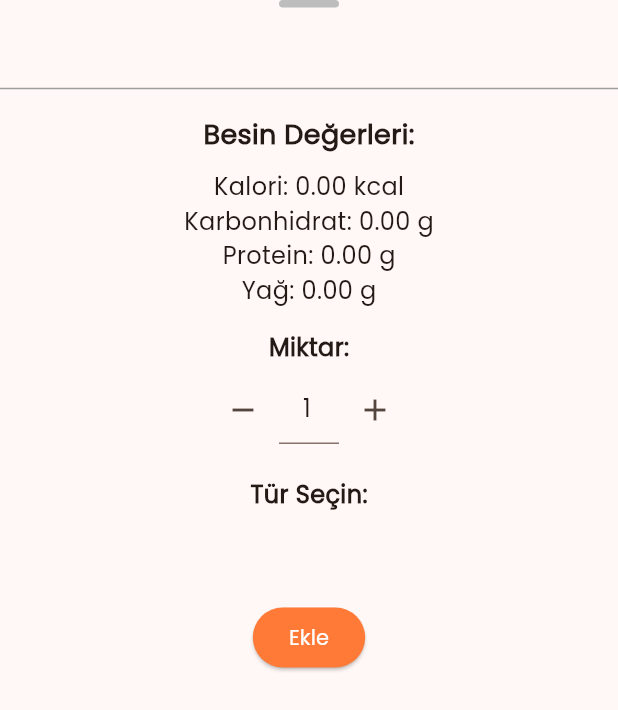
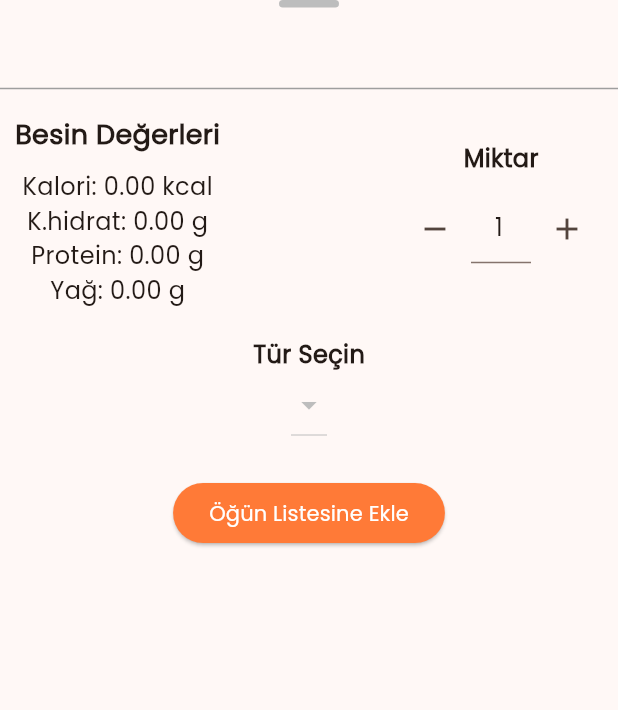
Before and after one commit to sametozbalkan/ColyakApp, a Flutter app: the MealDetailScreen widget shown alone on an empty page, opened directly with empty values, on a phone screen of 412 x 824 dp. Shown: the top 710 px of the screen. Run offline on Flutter 3.47's test engine with Material 3 defaults, Android fonts, the light colour scheme and no system bars; our stand-ins replace cached_network_image, flutter_cache_manager, shared_preferences; missing offline and left inert: flutter_barcode_scanner, syncfusion_flutter_pdfviewer; accounts and stored records are empty; statements that could not run were skipped.

Commit message:
v0.0.15++

```diff
--- a/lib/MealDetailScreen.dart
+++ b/lib/MealDetailScreen.dart
@@ -149,18 +149,21 @@ class _MealDetailScreenState extends State<MealDetailScreen> {
         ),
         Padding(
           padding: const EdgeInsets.only(top: 10, bottom: 10),
-          child: Text(
-            widget.receipt?.receiptName ?? widget.barcode?.name ?? "",
+          child: Text(widget.receipt?.receiptName ?? widget.barcode?.name ?? "",
               style: const TextStyle(fontSize: 18, fontWeight: FontWeight.bold),
-          ),
+              textAlign: TextAlign.center),
         ),
         const Divider(),
+        Row(
+          mainAxisAlignment: MainAxisAlignment.spaceBetween,
+          children: [
             Padding(
               padding: const EdgeInsets.all(10),
               child: Column(
+                mainAxisAlignment: MainAxisAlignment.start,
                 children: [
                   const Text(
-                "Besin Değerleri:",
+                    "Besin Değerleri",
                     style: TextStyle(
                       fontSize: 18,
                       fontWeight: FontWeight.bold,
@@ -172,7 +175,7 @@ class _MealDetailScreenState extends State<MealDetailScreen> {
                     style: const TextStyle(fontSize: 16),
                   ),
                   Text(
-                "Karbonhidrat: ${_totalCarbohydrate.toStringAsFixed(2)} g",
+                    "K.hidrat: ${_totalCarbohydrate.toStringAsFixed(2)} g",
                     style: const TextStyle(fontSize: 16),
                   ),
                   Text(
@@ -186,14 +189,15 @@ class _MealDetailScreenState extends State<MealDetailScreen> {
                 ],
               ),
             ),
-        const Padding(
-          padding: EdgeInsets.all(5),
-          child: Text(
-            "Miktar:",
+            Column(
+              children: [
+                const Text(
+                  "Miktar",
                   style: TextStyle(fontSize: 16, fontWeight: FontWeight.bold),
                 ),
-        ),
-        Row(
+                Padding(
+                  padding: const EdgeInsets.all(10),
+                  child: Row(
                     mainAxisAlignment: MainAxisAlignment.center,
                     children: [
                       IconButton(
@@ -240,19 +244,21 @@ class _MealDetailScreenState extends State<MealDetailScreen> {
                       ),
                     ],
                   ),
-        const SizedBox(height: 20),
-        const Row(
-          mainAxisAlignment: MainAxisAlignment.center,
-          children: [
-            Text(
-              "Tür Seçin:",
-              style: TextStyle(fontSize: 16, fontWeight: FontWeight.bold),
                 ),
               ],
             ),
+          ],
+        ),
+        const Padding(
+          padding: EdgeInsets.only(top: 10, bottom: 10),
+          child: Text(
+            "Tür Seçin",
+            style: TextStyle(fontSize: 16, fontWeight: FontWeight.bold),
+          ),
+        ),
         Padding(
-          padding: const EdgeInsets.all(10),
-          child: SizedBox(height: 40, child: _buildTypeButtons()),
+          padding: const EdgeInsets.only(bottom: 20),
+          child: SizedBox(height: 40, child: _buildDropdownButton()),
         ),
         ElevatedButton(
           onPressed: () {
@@ -277,48 +283,33 @@ class _MealDetailScreenState extends State<MealDetailScreen> {
               );
             }
           },
-          child: const Text("Ekle"),
+          child: const Text("Öğün Listesine Ekle"),
         )
       ],
     );
   }
 
-  Widget _buildTypeButtons() {
+  Widget _buildDropdownButton() {
     var nutritionalValuesList = widget.receiptOrBarcodes == FoodType.RECEIPT
         ? widget.receipt?.nutritionalValuesList ?? []
         : widget.barcode?.nutritionalValuesList ?? [];
 
-    return ListView.separated(
-      separatorBuilder: (context, index) {
-        return const SizedBox(width: 5);
-      },
-      scrollDirection: Axis.horizontal,
-      shrinkWrap: true,
-      itemCount: nutritionalValuesList.length,
-      itemBuilder: (context, index) {
-        var item = nutritionalValuesList[index];
-        return ElevatedButton(
-          onPressed: () {
+    return DropdownButton<String>(
+      alignment: Alignment.center,
+      value: _selectedType,
+      onChanged: (newValue) {
         setState(() {
-              _selectedType = item.type;
+          _selectedType = newValue;
         });
         _calculateNutritionalValues();
       },
-          style: ElevatedButton.styleFrom(
-            backgroundColor: _selectedType == item.type
-                ? const Color(0xFFFF7A37)
-                : Colors.white,
-          ),
-          child: Text(
-            item.type ?? "",
-            style: TextStyle(
-              color: _selectedType == item.type
-                  ? Colors.white
-                  : const Color(0xFFFF7A37),
-            ),
-          ),
+      items: nutritionalValuesList.map((item) {
+        return DropdownMenuItem<String>(
+          alignment: Alignment.center,
+          value: item.type,
+          child: Text(item.type ?? ""),
         );
-      },
+      }).toList(),
     );
   }
 }
```
Also changed, not shown: lib/AddMealScreen.dart (+33 -50 lines), lib/QuizDetailScreen.dart (+5 -4 lines). Lines whose indentation alone changed are shown as unchanged.
